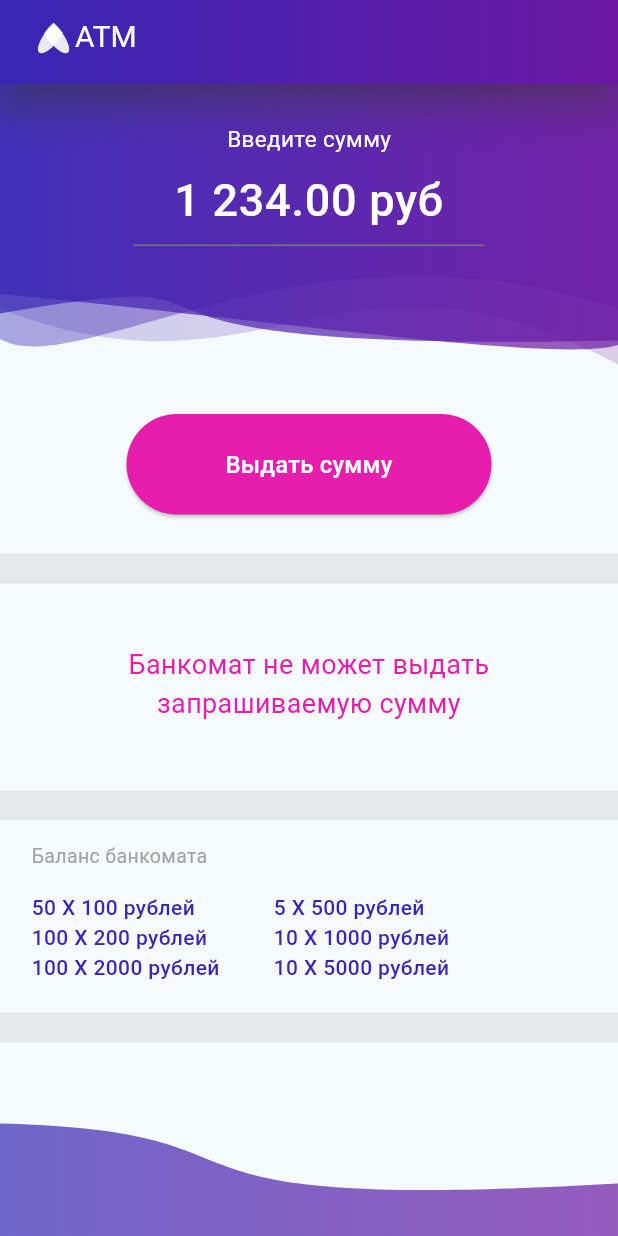
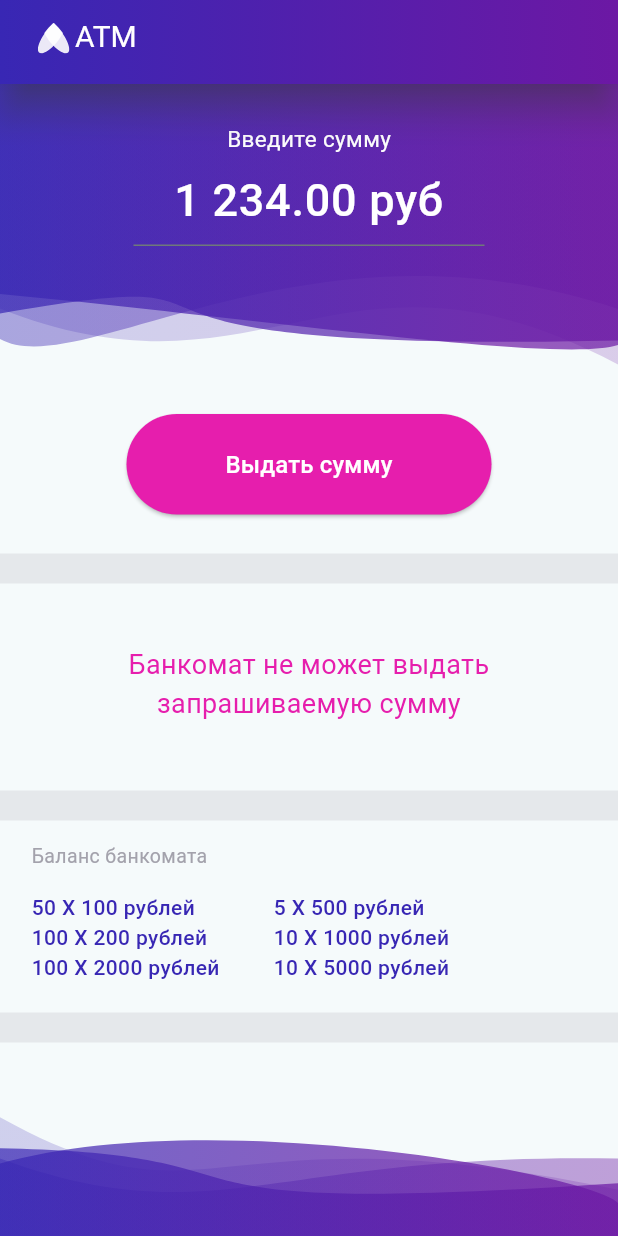
Before and after one commit to GarifullinII/atm, a Flutter app: the screen it shows after launch, on a phone screen of 412 x 824 dp. Run offline on Flutter 3.47's test engine with Material 3 defaults, Android fonts, the phone set to English and light mode, and no system bars; our stand-ins replace flutter_svg; Roboto replaces fonts that are missing (SF Pro Text, Trebuchet MS).

Commit message:
ATM add animation for bottomNavigationBar

```diff
--- a/lib/views/widgets/bottombar.dart
+++ b/lib/views/widgets/bottombar.dart
@@ -73,16 +73,59 @@ class _BottomBarState extends State<BottomBar> with TickerProviderStateMixin {
     return Padding(
       padding: const EdgeInsets.only(top: 13),
       child: Stack(
+        alignment: Alignment.bottomCenter,
         children: <Widget>[
+          AnimatedBuilder(
+            animation: _animationSecondController,
+            builder: (BuildContext context, Widget? child) {
+              return ClipPath(
+                clipper: SecondDrawClip(_animationSecondController.value),
+                child: Container(
+                  height: 88,
+                  decoration: BoxDecoration(
+                    gradient: ColorConstants.circuitFirstColor,
+                  ),
+                ),
+              );
+            },
+          ),
           AnimatedBuilder(
             animation: _animationFirstController,
             builder: (BuildContext context, Widget? child) {
               return ClipPath(
                 clipper: FirstDrawClip(_animationFirstController.value),
                 child: Container(
-                  height: 100,
+                  height: 78,
                   decoration: BoxDecoration(
                     gradient: ColorConstants.circuitSecondColor,
+                  ),
+                ),
+              );
+            },
+          ),
+          AnimatedBuilder(
+            animation: _animationThirdController,
+            builder: (BuildContext context, Widget? child) {
+              return ClipPath(
+                clipper: ThirdDrawClip(_animationThirdController.value),
+                child: Container(
+                  height: 86,
+                  decoration: BoxDecoration(
+                    gradient: ColorConstants.circuitThirdColor,
+                  ),
+                ),
+              );
+            },
+          ),
+          AnimatedBuilder(
+            animation: _animationFourthController,
+            builder: (BuildContext context, Widget? child) {
+              return ClipPath(
+                clipper: FourthDrawClip(_animationFourthController.value),
+                child: Container(
+                  height: 88,
+                  decoration: BoxDecoration(
+                    gradient: ColorConstants.circuitFourthColor,
                   ),
                 ),
               );
@@ -109,6 +152,93 @@ class FirstDrawClip extends CustomClipper<Path> {
         size.width * 0.65 + (size.width * 0.5) * math.sin(move * slice),
         size.height * 0.85,
         size.width,
+        size.height * 0.55,
+      )
+      ..lineTo(size.width, size.height)
+      ..lineTo(0, size.height);
+
+    return path;
+  }
+
+  @override
+  bool shouldReclip(covariant CustomClipper oldClipper) {
+    return true;
+  }
+}
+
+class SecondDrawClip extends CustomClipper<Path> {
+  double move = 0;
+  double slice = math.pi;
+  SecondDrawClip(this.move);
+
+  @override
+  getClip(Size size) {
+    Path path = Path()
+      ..lineTo(0, size.height * 0.45)
+      ..cubicTo(
+        size.width * 0.35,
+        size.height * 0 + math.cos(move * slice),
+        size.width * 0.65 + (size.width * 0.5) * math.sin(move * slice),
+        size.height * 0.55,
+        size.width,
+        size.height * 0.75,
+      )
+      ..lineTo(size.width, size.height)
+      ..lineTo(0, size.height);
+
+    return path;
+  }
+
+  @override
+  bool shouldReclip(covariant CustomClipper oldClipper) {
+    return true;
+  }
+}
+
+class ThirdDrawClip extends CustomClipper<Path> {
+  double move = 0;
+  double slice = math.pi;
+  ThirdDrawClip(this.move);
+
+  @override
+  getClip(Size size) {
+    Path path = Path()
+      ..lineTo(0, size.height * 0.4)
+      ..cubicTo(
+        size.width * 0.35,
+        size.height + math.cos(move * slice),
+        size.width * 0.75 + (size.width * 0.5) * math.sin(move * slice),
+        size.height * 0.35,
+        size.width,
+        size.height * 0.4,
+      )
+      ..lineTo(size.width, size.height)
+      ..lineTo(0, size.height);
+
+    return path;
+  }
+
+  @override
+  bool shouldReclip(covariant CustomClipper oldClipper) {
+    return true;
+  }
+}
+
+class FourthDrawClip extends CustomClipper<Path> {
+  double move = 0;
+  double slice = math.pi;
+  FourthDrawClip(this.move);
+
+  @override
+  getClip(Size size) {
+    Path path = Path()
+      ..lineTo(0, size.height * 0.1)
+      ..cubicTo(
+        size.width * 0.35,
+        size.height + math.cos(move * slice),
+        size.width * 0.65 + (size.width * 0.5) * math.sin(move * slice),
+        size.height * 0,
+        size.width,
         size.height * 0.65,
       )
       ..lineTo(size.width, size.height)
```
Also changed, not shown: lib/views/pages/amount_entry.dart (indentation only).
